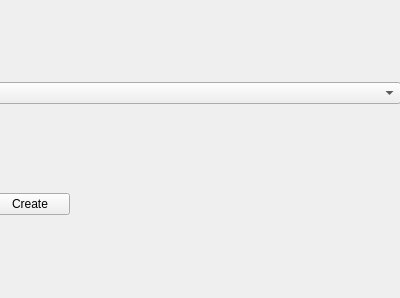
This is src/MainWindow.ui in DartCat25/StickyNotes as Qt 5 draws it before an edit. The edited form follows.
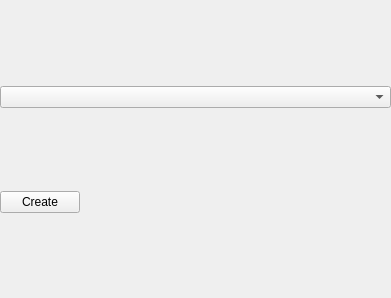
This is the edited form.

Commit message: Add window hint context menu and minor changes

Patch:
```diff
--- a/src/MainWindow.ui
+++ b/src/MainWindow.ui
@@ -6,7 +6,7 @@
    <rect>
     <x>0</x>
     <y>0</y>
-    <width>400</width>
+    <width>391</width>
     <height>298</height>
    </rect>
   </property>
@@ -24,8 +24,29 @@
      </rect>
     </property>
     <layout class="QVBoxLayout" name="verticalLayout">
+     <property name="spacing">
+      <number>6</number>
+     </property>
+     <property name="leftMargin">
+      <number>10</number>
+     </property>
+     <property name="topMargin">
+      <number>10</number>
+     </property>
+     <property name="rightMargin">
+      <number>10</number>
+     </property>
+     <property name="bottomMargin">
+      <number>10</number>
+     </property>
      <item>
       <widget class="QComboBox" name="stackCombo">
+       <property name="sizePolicy">
+        <sizepolicy hsizetype="Preferred" vsizetype="Fixed">
+         <horstretch>0</horstretch>
+         <verstretch>0</verstretch>
+        </sizepolicy>
+       </property>
        <property name="editable">
         <bool>false</bool>
        </property>
```
The commit also changes 4 other files.
